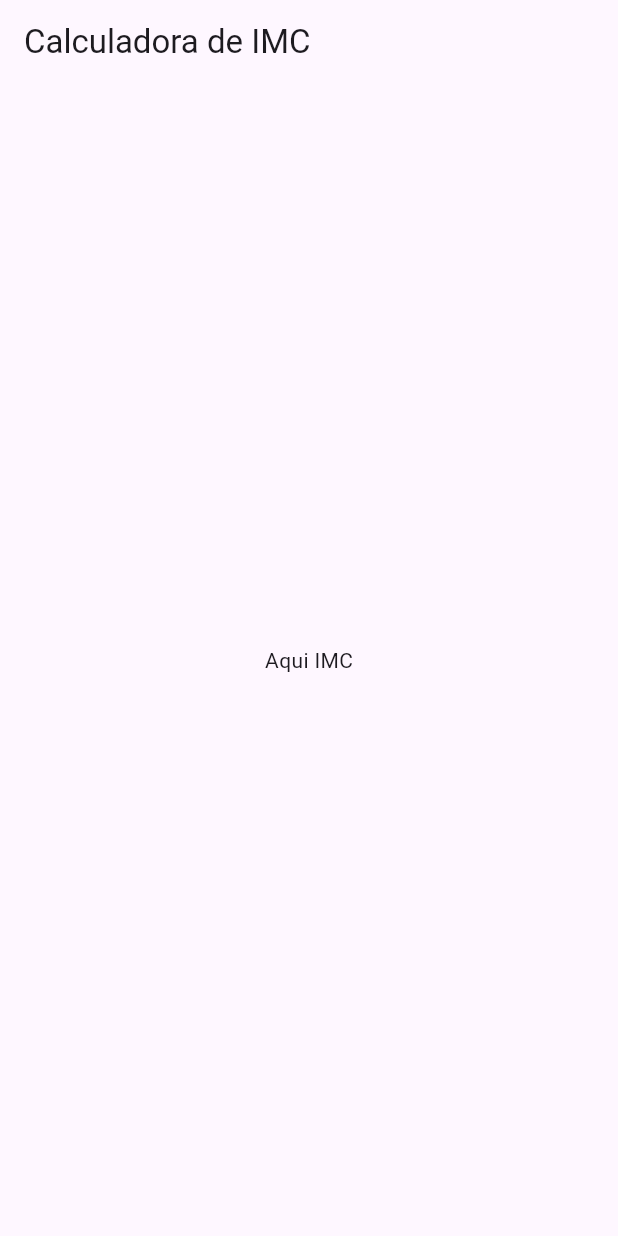
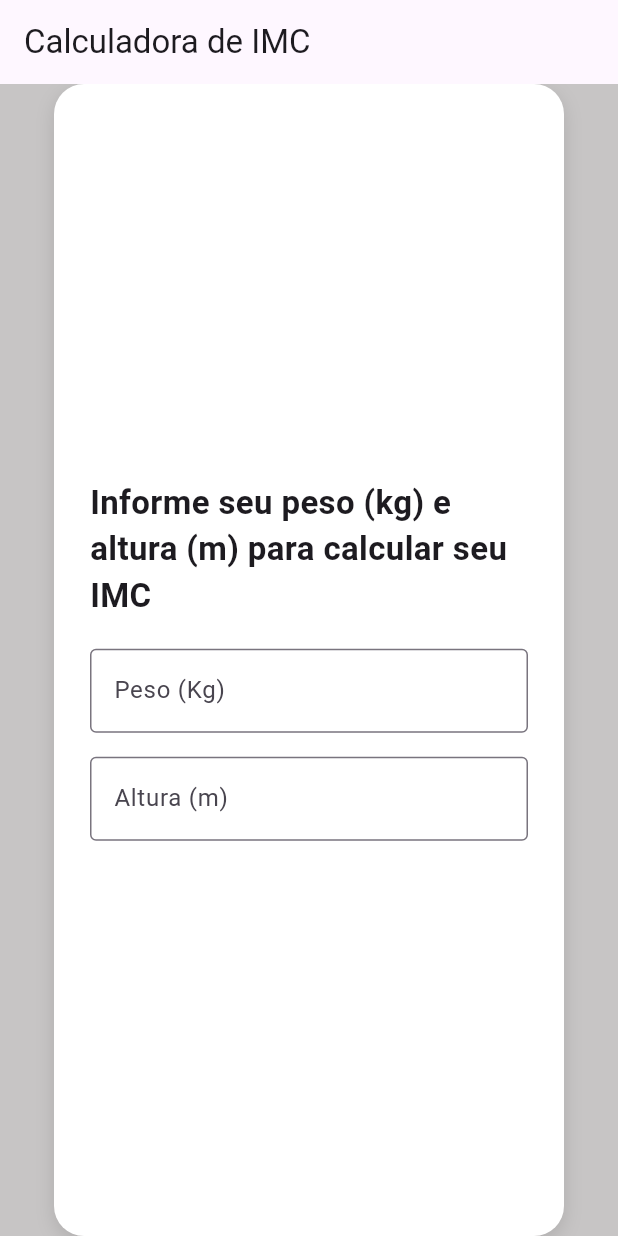
Before and after one commit to Matheus-Pinheiro1/Estudos_Flutter, a Flutter app: the screen it shows after launch, on a phone screen of 412 x 824 dp. Run offline on Flutter 3.47's test engine with Material 3 defaults, Android fonts, the phone set to English and light mode, and no system bars.

Commit message:
Adiciona os campos para o usuário digitar P/A.

```diff
--- a/ex_04_imc/lib/main.dart
+++ b/ex_04_imc/lib/main.dart
@@ -10,7 +10,7 @@ class MyApp extends StatelessWidget {
 
   @override
   Widget build(BuildContext context) {
-    return MaterialApp(
+    return const MaterialApp(
       home:  ImcPage(),
       debugShowCheckedModeBanner: false,
     );
@@ -28,14 +28,69 @@ class _ImcPageState extends State<ImcPage> {
   final TextEditingController _weightController = TextEditingController();
   final TextEditingController _heightController = TextEditingController();
 
+  double? _imc;
+  String aviso = 'Preencha os campos para calcular seu IMC';
+
+  @override
+  void dispose() {
+    _weightController.dispose();
+    _heightController.dispose();
+    super.dispose();
+  }
+
   @override
   Widget build(BuildContext context) {
     return Scaffold(
+      backgroundColor: const Color.fromARGB(255, 199, 197, 197),
       appBar: AppBar(
         title: const Text('Calculadora de IMC'),
       ),
-      body: const Center(
-        child: Text('Aqui IMC'),
+      body: Center(
+        child: Container(
+          width: 340,
+          padding: const EdgeInsets.all(24),
+          decoration: BoxDecoration(
+            color: Colors.white,
+            borderRadius: BorderRadius.all(Radius.circular(20)),
+            boxShadow: const [
+              BoxShadow(
+                color: Colors.black12,
+                blurRadius: 10,
+                offset: Offset(0, 4),
+              ),
+            ],
+          ),
+          child: Column(
+            mainAxisAlignment: MainAxisAlignment.center,
+            children: [
+              const Text(
+                'Informe seu peso (kg) e altura (m) para calcular seu IMC',
+                style: TextStyle(
+                  fontSize: 22,
+                  fontWeight: FontWeight.bold,
+                ),
+              ),
+              const SizedBox(height: 20),
+              TextField(
+                controller: _weightController,
+                keyboardType: TextInputType.numberWithOptions(decimal: true),
+                decoration: const InputDecoration(
+                  labelText: 'Peso (Kg)',
+                  border: OutlineInputBorder(),
+                ),
+              ),
+              const SizedBox(height: 16),
+               TextField(
+                controller: _heightController,
+                keyboardType: TextInputType.numberWithOptions(decimal: true),
+                decoration: const InputDecoration(
+                  labelText: 'Altura (m)',
+                  border: OutlineInputBorder(),
+                ),
+              ),
+            ],
+          ),
+        )
       ),
     );
   }
```
